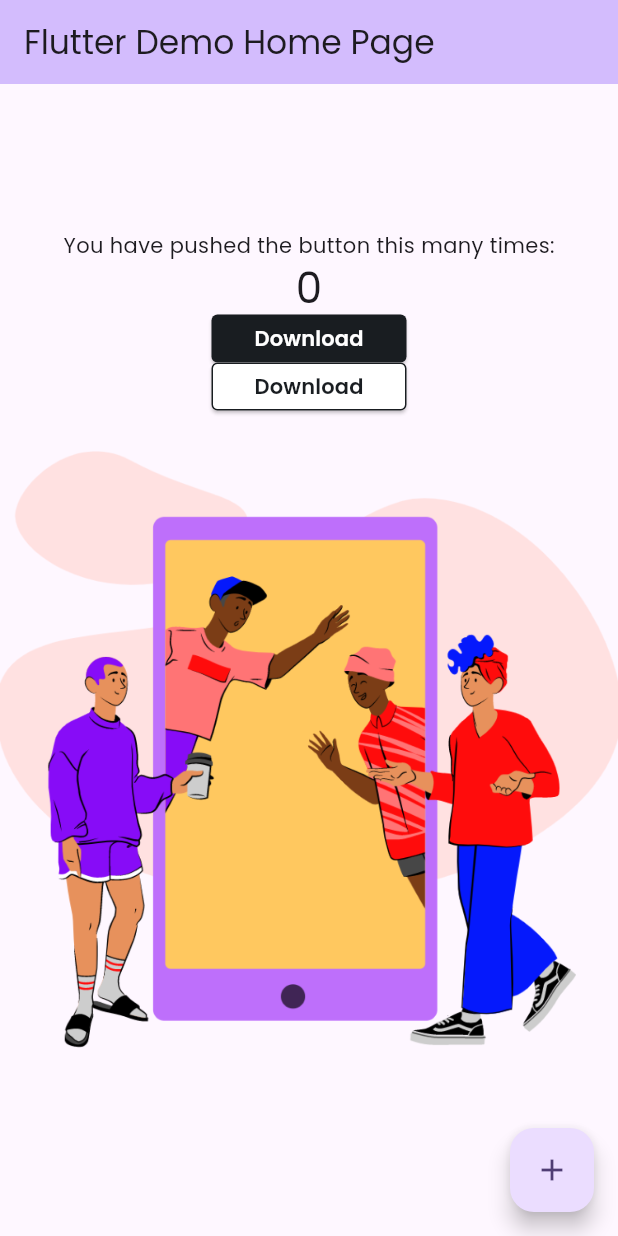
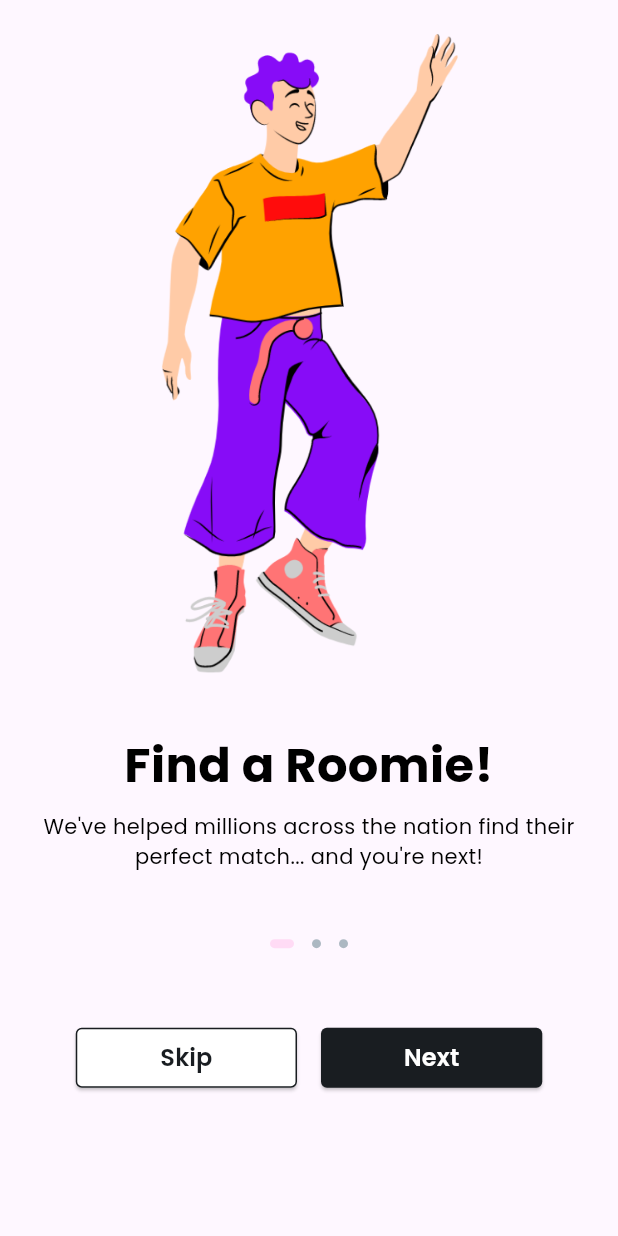
Before and after one commit to nyooplayground/flutter_booking_app, a Flutter app: the screen it shows after launch, on a phone screen of 412 x 824 dp. Run offline on Flutter 3.47's test engine with Material 2 defaults, Android fonts, the phone set to English and light mode, and no system bars; our stand-ins replace bloc, flutter_bloc.

Commit message:
- add onboarding page - add onboarding component - add onboarding image - add onboarding title - add onboarding indicator

```diff
--- /dev/null
+++ b/lib/data/model/onboarding/onboarding.dart
@@ -0,0 +1,24 @@
+class Onboarding {
+  Onboarding({
+      this.image,
+      this.title,
+      this.description,});
+
+  Onboarding.fromJson(dynamic json) {
+    image = json['image'];
+    title = json['title'];
+    description = json['description'];
+  }
+  String? image;
+  String? title;
+  String? description;
+
+  Map<String, dynamic> toJson() {
+    final map = <String, dynamic>{};
+    map['image'] = image;
+    map['title'] = title;
+    map['description'] = description;
+    return map;
+  }
+
+}
--- /dev/null
+++ b/lib/extension/double_extension.dart
@@ -0,0 +1,6 @@
+import 'package:flutter/cupertino.dart';
+
+extension DoubleExtension on double {
+  Widget get width => SizedBox(width: this);
+  Widget get height => SizedBox(height: this);
+}
--- /dev/null
+++ b/lib/extension/extension.dart
@@ -0,0 +1 @@
+export 'double_extension.dart';
--- a/lib/main.dart
+++ b/lib/main.dart
@@ -1,4 +1,5 @@
 import 'package:booking_app/data/src/img_string.dart';
+import 'package:booking_app/presentation/pages/pages.dart';
 import 'package:booking_app/presentation/widget/primary_button.dart';
 import 'package:booking_app/presentation/widget/secondary_button.dart';
 import 'package:flutter/material.dart';
@@ -19,57 +20,7 @@ class MyApp extends StatelessWidget {
         useMaterial3: true,
         fontFamily: 'Poppins',
       ),
-      home: const MyHomePage(title: 'Flutter Demo Home Page'),
+      home: const OnboardingPage(),
     );
   }
 }
-
-class MyHomePage extends StatefulWidget {
-  const MyHomePage({super.key, required this.title});
-  final String title;
-
-  @override
-  State<MyHomePage> createState() => _MyHomePageState();
-}
-
-class _MyHomePageState extends State<MyHomePage> {
-  int _counter = 0;
-
-  void _incrementCounter() {
-    setState(() {
-      _counter++;
-    });
-  }
-
-  @override
-  Widget build(BuildContext context) {
-    return Scaffold(
-      appBar: AppBar(
-        backgroundColor: Theme.of(context).colorScheme.inversePrimary,
-        title: Text(widget.title),
-      ),
-      body: Center(
-        child: Column(
-          mainAxisAlignment: MainAxisAlignment.center,
-          children: <Widget>[
-            const Text(
-              'You have pushed the button this many times:',
-            ),
-            Text(
-              '$_counter',
-              style: Theme.of(context).textTheme.headlineMedium,
-            ),
-            PrimaryButton(onPressed: (){}, text: 'Download', width: 130, type: PrimaryButtonType.type2,),
-            SecondaryButton(onPressed: (){}, text: 'Download', width: 130, type: SecondaryButtonType.type2,),
-            Image.asset(ImgString.giantPhone),
-          ],
-        ),
-      ),
-      floatingActionButton: FloatingActionButton(
-        onPressed: _incrementCounter,
-        tooltip: 'Increment',
-        child: const Icon(Icons.add),
-      ), // This trailing comma makes auto-formatting nicer for build methods.
-    );
-  }
-}
--- /dev/null
+++ b/lib/presentation/pages/onboarding/component/component.dart
@@ -0,0 +1,4 @@
+export 'onboarding_image.dart';
+export 'onboarding_title.dart';
+export 'onboarding_indicator.dart';
+export 'onboarding_button.dart';
--- /dev/null
+++ b/lib/presentation/pages/onboarding/component/onboarding_button.dart
@@ -0,0 +1,34 @@
+import 'package:booking_app/extension/extension.dart';
+import 'package:booking_app/presentation/pages/onboarding/onboarding_cubit.dart';
+import 'package:booking_app/presentation/widget/primary_button.dart';
+import 'package:booking_app/presentation/widget/secondary_button.dart';
+import 'package:flutter/cupertino.dart';
+import 'package:flutter_bloc/flutter_bloc.dart';
+
+class OnboardingButton extends StatelessWidget {
+  const OnboardingButton({super.key});
+
+  @override
+  Widget build(BuildContext context) {
+    final cubit = BlocProvider.of<OnboardingCubit>(context);
+
+    return Row(
+      mainAxisAlignment: MainAxisAlignment.center,
+      children: [
+        SecondaryButton(
+          onPressed: cubit.skip,
+          text: "Skip",
+          type: SecondaryButtonType.type3,
+          width: 147.5,
+        ),
+        16.0.width,
+        PrimaryButton(
+          onPressed: cubit.next,
+          text: "Next",
+          type: PrimaryButtonType.type3,
+          width: 147.5,
+        )
+      ],
+    );
+  }
+}
--- /dev/null
+++ b/lib/presentation/pages/onboarding/component/onboarding_image.dart
@@ -0,0 +1,22 @@
+import 'package:booking_app/presentation/pages/onboarding/onboarding_cubit.dart';
+import 'package:flutter/cupertino.dart';
+import 'package:flutter_bloc/flutter_bloc.dart';
+
+class OnboardingImage extends StatelessWidget {
+  const OnboardingImage({super.key});
+
+  @override
+  Widget build(BuildContext context) {
+    final cubit = BlocProvider.of<OnboardingCubit>(context);
+
+    return Expanded(
+      child: PageView.builder(
+        itemBuilder: (c, i) => Image.asset(
+          cubit.state.onboardingList[i].image ?? '',
+        ),
+        itemCount: cubit.state.onboardingList.length,
+        onPageChanged: cubit.goto,
+      ),
+    );
+  }
+}
--- /dev/null
+++ b/lib/presentation/pages/onboarding/component/onboarding_indicator.dart
@@ -0,0 +1,53 @@
+import 'package:booking_app/config/config.dart';
+import 'package:booking_app/presentation/pages/onboarding/onboarding_cubit.dart';
+import 'package:booking_app/presentation/pages/onboarding/onboarding_state.dart';
+import 'package:flutter/cupertino.dart';
+import 'package:flutter_bloc/flutter_bloc.dart';
+
+class OnboardingIndicator extends StatelessWidget {
+  const OnboardingIndicator({super.key});
+
+  @override
+  Widget build(BuildContext context) {
+    final cubit = BlocProvider.of<OnboardingCubit>(context);
+
+    return BlocBuilder<OnboardingCubit, OnboardingState>(
+      builder: (context, state) {
+        return Row(
+          mainAxisAlignment: MainAxisAlignment.center,
+          children: List.generate(
+              cubit.state.onboardingList.length,
+                  (index) =>
+              index == cubit.state.currentPage
+                  ? _activeIndicator(index)
+                  : _inactiveIndicator(index)
+          ),
+        );
+      },
+    );
+  }
+
+  Widget _activeIndicator(int index) {
+    return Container(
+      width: 16,
+      height: 6,
+      margin: EdgeInsets.symmetric(horizontal: index == 1 ? 12 : 0),
+      decoration: BoxDecoration(
+        color: AppColors.accentPink,
+        borderRadius: BorderRadius.circular(4),
+      ),
+    );
+  }
+
+  Widget _inactiveIndicator(int index) {
+    return Container(
+      width: 6,
+      height: 6,
+      margin: EdgeInsets.symmetric(horizontal: index == 1 ? 12 : 0),
+      decoration: BoxDecoration(
+        color: AppColors.ink03,
+        borderRadius: BorderRadius.circular(4),
+      ),
+    );
+  }
+}
--- /dev/null
+++ b/lib/presentation/pages/onboarding/component/onboarding_title.dart
@@ -0,0 +1,37 @@
+import 'package:booking_app/config/config.dart';
+import 'package:booking_app/extension/extension.dart';
+import 'package:booking_app/presentation/pages/onboarding/onboarding_cubit.dart';
+import 'package:booking_app/presentation/pages/onboarding/onboarding_state.dart';
+import 'package:flutter/cupertino.dart';
+import 'package:flutter_bloc/flutter_bloc.dart';
+
+class OnboardingTitle extends StatelessWidget {
+  const OnboardingTitle({super.key});
+
+  @override
+  Widget build(BuildContext context) {
+    final cubit = BlocProvider.of<OnboardingCubit>(context);
+
+    return BlocBuilder<OnboardingCubit, OnboardingState>(
+      builder: (context, state) {
+        return Column(
+          mainAxisSize: MainAxisSize.min,
+          children: [
+            Text(
+              cubit.state.onboardingList[cubit.state.currentPage].title ?? '',
+              style: AppFonts.heading3,
+              textAlign: TextAlign.center,
+            ),
+            8.0.height,
+            Text(
+              cubit.state.onboardingList[cubit.state.currentPage].description ??
+                  '',
+              style: AppFonts.paragraphMedium,
+              textAlign: TextAlign.center,
+            ),
+          ],
+        );
+      },
+    );
+  }
+}
--- /dev/null
+++ b/lib/presentation/pages/onboarding/onboarding_cubit.dart
@@ -0,0 +1,34 @@
+import 'package:bloc/bloc.dart';
+import 'onboarding_state.dart';
+
+class OnboardingCubit extends Cubit<OnboardingState> {
+  OnboardingCubit() : super(OnboardingState().init());
+
+  void next() {
+    if (state.currentPage < state.onboardingList.length - 1) {
+      emit(
+        state.clone()..currentPage = state.currentPage + 1
+      );
+    }
+  }
+
+  void previous() {
+    if (state.currentPage > 0) {
+      emit(
+        state.clone()..currentPage = state.currentPage - 1
+      );
+    }
+  }
+
+  void goto(int index) {
+    if (index >= 0 && index < state.onboardingList.length) {
+      emit(
+        state.clone()..currentPage = index
+      );
+    }
+  }
+
+  void skip() {
+    //TODO: implement skip journey
+  }
+}
--- /dev/null
+++ b/lib/presentation/pages/onboarding/onboarding_state.dart
@@ -0,0 +1,32 @@
+import 'package:booking_app/data/model/onboarding/Onboarding.dart';
+import 'package:booking_app/data/src/img_string.dart';
+
+class OnboardingState {
+  final List<Onboarding> onboardingList = [
+    Onboarding(
+      title: 'Find a Roomie!',
+      description: 'We\'ve helped millions across the nation find their perfect match... and you\'re next!',
+      image: ImgString.standing,
+    ),
+    Onboarding(
+      title: 'Your Roommate Finder',
+      description: 'Hey you, looking for a roommate? We\'ve helped millions across the nation find their perfect match... and you\'re next!',
+      image: ImgString.standing2,
+    ),
+    Onboarding(
+      title: 'Find Your Match!',
+      description: 'We\'ve helped millions across the nation find their perfect match... and you\'re next!',
+      image: ImgString.standing1,
+    ),
+  ];
+
+  int currentPage = 0;
+
+  OnboardingState init() {
+    return OnboardingState();
+  }
+
+  OnboardingState clone() {
+    return OnboardingState();
+  }
+}
--- /dev/null
+++ b/lib/presentation/pages/onboarding/onboarding_view.dart
@@ -0,0 +1,40 @@
+import 'package:booking_app/extension/extension.dart';
+import 'package:booking_app/presentation/pages/onboarding/component/component.dart';
+import 'package:flutter/material.dart';
+import 'package:flutter_bloc/flutter_bloc.dart';
+
+import 'onboarding_cubit.dart';
+import 'onboarding_state.dart';
+
+class OnboardingPage extends StatelessWidget {
+  const OnboardingPage({super.key});
+
+  @override
+  Widget build(BuildContext context) {
+    return BlocProvider(
+      create: (BuildContext context) => OnboardingCubit(),
+      child: Builder(builder: (context) => _buildPage(context)),
+    );
+  }
+
+  Widget _buildPage(BuildContext context) {
+
+    return Scaffold(
+      body: Padding(
+        padding: const EdgeInsets.all(16.0),
+        child: Column(
+          children: [
+            const OnboardingImage(),
+            32.0.height,
+            const OnboardingTitle(),
+            45.0.height,
+            const OnboardingIndicator(),
+            53.0.height,
+            const OnboardingButton(),
+            82.9.height,
+          ],
+        ),
+      ),
+    );
+  }
+}
--- a/lib/presentation/pages/pages.dart
+++ b/lib/presentation/pages/pages.dart
@@ -0,0 +1 @@
+export 'onboarding/onboarding_view.dart';
```
